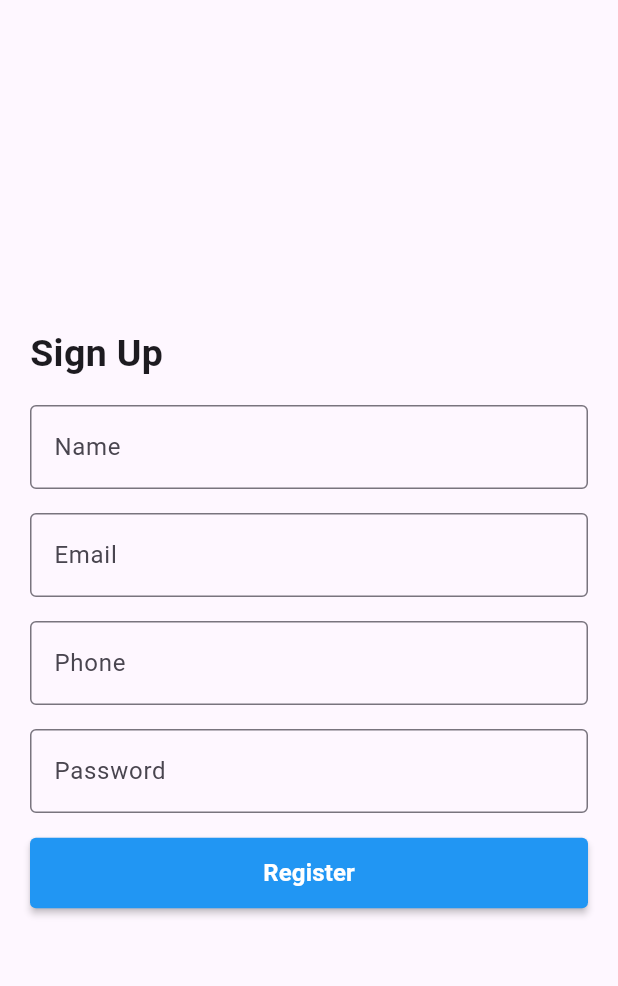
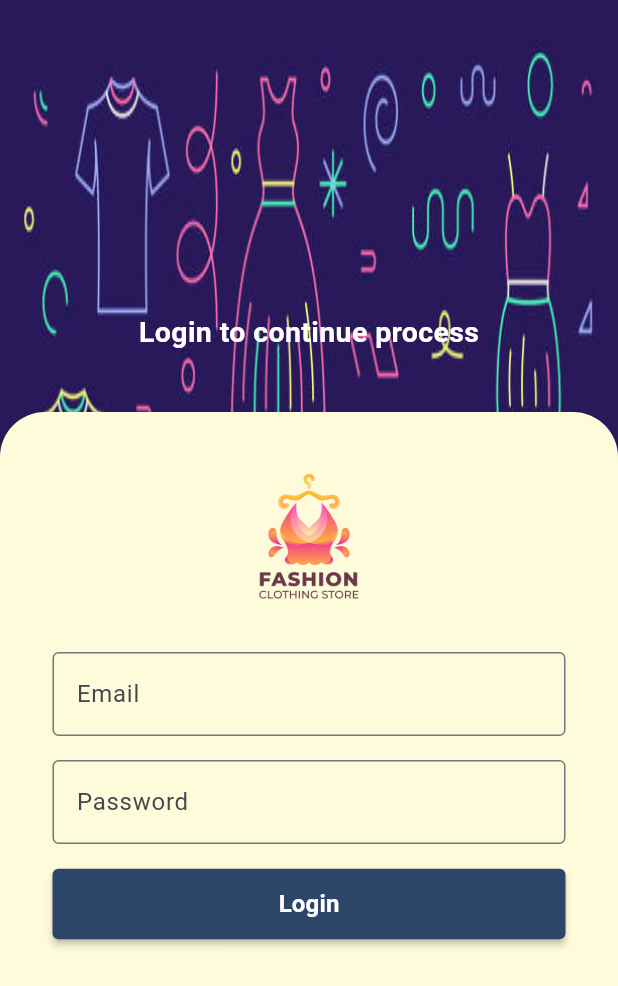
Before and after one commit to HassanElshazlyEida/flutter-ecommerce-api, a Flutter app: the screen it shows after launch, on a phone screen of 412 x 824 dp. Shown: the top 986 px of the screen. Run offline on Flutter 3.47's test engine with Material 3 defaults, Android fonts, the phone set to English and light mode, and no system bars; our stand-ins replace flutter_bloc.

Commit message:
✨ New Feature: Login widget

```diff
--- a/lib/Helpers/helpers.dart
+++ b/lib/Helpers/helpers.dart
@@ -1,4 +1,35 @@
+
+import 'package:flutter/material.dart';
 
 class Helpers {
   static String apiUrl = 'https://student.valuxapps.com/api';
+
+  static TextFormField formField({required TextEditingController controller, required String hint, String? label, bool? isPassword}){
+  return TextFormField(
+    controller: controller,
+    validator: (value) {
+      if (value!.isEmpty) {
+        return 'Please enter your ${label ?? hint}';
+      }
+      return null;
+    },
+    obscureText: isPassword ?? false,
+    decoration:  InputDecoration(
+      border: const OutlineInputBorder(),
+      labelText: label,
+      hintText: hint,
+    ),
+  );
+  }
+  static AlertDialog errorDialog({required BuildContext context, required String message}){
+    return AlertDialog(
+      content: Text(message,style: const  TextStyle(color: Colors.white)),
+      backgroundColor: Colors.red,
+      actions: [
+        TextButton(onPressed: () {
+          Navigator.pop(context);
+        }, child: const Center(child:  Text('OK')))
+      ],
+    );
+  }
 }
--- a/lib/main.dart
+++ b/lib/main.dart
@@ -1,6 +1,7 @@
 import 'package:flutter/material.dart';
-import 'package:flutter_ecommerce/modules/screens/auth/register.dart';
-import 'package:flutter_ecommerce/modules/screens/splash/splash_screen.dart';
+import 'package:flutter_bloc/flutter_bloc.dart';
+import 'package:flutter_ecommerce/modules/screens/auth/auth_cubit/auth_cubit.dart';
+import 'package:flutter_ecommerce/modules/screens/auth/login.dart';
 
 void main() {
   runApp(const MyApp());
@@ -11,9 +12,14 @@ class MyApp extends StatelessWidget {
 
   @override
   Widget build(BuildContext context) {
-    return  MaterialApp(
-      title: 'Flutter Demo',
-      home: Register()
+    return  MultiBlocProvider(
+      providers: [
+        BlocProvider(create: (context) => AuthCubit()),
+      ],
+      child: const MaterialApp(
+        title: 'Flutter Demo',
+        home: Login()
+      ),
     );
   }
 }
--- a/lib/modules/screens/auth/auth_cubit/auth_cubit.dart
+++ b/lib/modules/screens/auth/auth_cubit/auth_cubit.dart
@@ -8,17 +8,27 @@ import 'package:flutter_ecommerce/modules/screens/auth/auth_cubit/auth_states.da
 class AuthCubit extends Cubit<AuthStates> {
   AuthCubit() : super(AuthInitialState());
 
-  void register({required String name,required String email,required String phone , required String password}) async {
+  void register({required String name, required String email, required String phone, required String password}) async {
+    await _authenticate('register', {
+      'email': email,
+      'name': name,
+      'phone': phone,
+      'password': password,
+    });
+  }
+
+  void login({required String email, required String password}) async {
+    await _authenticate('login', {
+      'email': email,
+      'password': password,
+    });
+  }
+  Future<void> _authenticate(String endpoint, Map<String, String> body) async {
     emit(AuthLoadingState());
     try {
       final response = await http.post(
-        Uri.parse('${Helpers.apiUrl}/register'),
-        body: {
-          'email': email,
-          'name': name,
-          'phone': phone,
-          'password': password,
-        },
+        Uri.parse('${Helpers.apiUrl}/$endpoint'),
+        body: body,
         headers: {
           'lang': 'en',
         }
@@ -33,4 +43,6 @@ class AuthCubit extends Cubit<AuthStates> {
       emit(AuthErrorState('Unknown error occur'));
     }
   }
+
+
 }
--- /dev/null
+++ b/lib/modules/screens/auth/login.dart
@@ -0,0 +1,135 @@
+import 'package:flutter/material.dart';
+import 'package:flutter_bloc/flutter_bloc.dart';
+import 'package:flutter_ecommerce/Helpers/helpers.dart';
+import 'package:flutter_ecommerce/modules/screens/auth/auth_cubit/auth_cubit.dart';
+import 'package:flutter_ecommerce/modules/screens/auth/auth_cubit/auth_states.dart';
+import 'package:flutter_ecommerce/modules/screens/home/home_screen.dart';
+import 'package:flutter_ecommerce/shared/style/colors.dart';
+
+class Login extends StatelessWidget {
+  const Login({super.key});
+
+  @override
+  Widget build(BuildContext context) {
+    final emailController = TextEditingController();
+    final passwordController = TextEditingController();
+
+    final formKey = GlobalKey<FormState>();
+
+    return BlocConsumer<AuthCubit, AuthStates>(
+      listener: (context, state) {
+        if (state is AuthErrorState) {
+          showDialog(
+              context: context,
+              builder: (context) => Helpers.errorDialog(context: context, message: state.message)
+          );
+        }else if (state is AuthAuthenticatedState) {
+          Navigator.pushReplacement(context, MaterialPageRoute(builder: (context) => const HomeScreen()));
+        }
+      },
+      builder: (context, state) {
+        return BlocBuilder<AuthCubit, AuthStates>(
+          builder: (context, state) {
+            return Scaffold(
+                body: Container(
+              height: double.infinity,
+              width: double.infinity,
+              decoration: const BoxDecoration(
+                image: DecorationImage(
+                  image: AssetImage('images/background.jpg'),
+                  fit: BoxFit.fill,
+                ),
+              ),
+              child: Column(
+                children: [
+                  Expanded(
+                    flex: 1,
+                    child: Center(
+                      child: Container(
+                        alignment: Alignment.bottomCenter,
+                        padding: const EdgeInsets.only(bottom: 40),
+                        child: const Text(
+                          "Login to continue process",
+                          style: TextStyle(
+                              color: Colors.white,
+                              fontSize: 19,
+                              fontWeight: FontWeight.bold),
+                        ),
+                      ),
+                    ),
+                  ),
+                  Expanded(
+                      flex: 2,
+                      child: Container(
+                        padding: const EdgeInsets.symmetric(horizontal: 35),
+                        width: double.infinity,
+                        decoration: const BoxDecoration(
+                          color: thirdColor,
+                          borderRadius: BorderRadius.only(
+                              topLeft: Radius.circular(30),
+                              topRight: Radius.circular(30)),
+                        ),
+                        child: Form(
+                          key: formKey,
+                          child: Padding(
+                              padding: const EdgeInsets.symmetric(vertical: 10),
+                              child: ListView(
+                                children: [
+                                  Center(
+                                      child: Image.asset('images/logo.png',
+                                          height: 150, width: 150)),
+                                  Helpers.formField(
+                                      controller: emailController,
+                                      label: 'Email',
+                                      hint: 'Enter your email'),
+                                  const SizedBox(
+                                    height: 16.0,
+                                  ),
+                                  Helpers.formField(
+                                      controller: passwordController,
+                                      label: 'Password',
+                                      hint: 'Enter your password',
+                                      isPassword: true),
+                                  const SizedBox(
+                                    height: 16.0,
+                                  ),
+                                  MaterialButton(
+                                    onPressed: () {
+                                      if (formKey.currentState!.validate()) {
+                                        BlocProvider.of<AuthCubit>(context)
+                                            .login(
+                                          email: emailController.text,
+                                          password: passwordController.text,
+                                        );
+                                      }
+                                    },
+                                    textColor: Colors.white,
+                                    shape: RoundedRectangleBorder(
+                                        borderRadius:
+                                            BorderRadius.circular(4.0)),
+                                    padding: const EdgeInsets.symmetric(
+                                        vertical: 12.0),
+                                    minWidth: double.infinity,
+                                    color: mainColor,
+                                    child: Text(
+                                      state is AuthLoadingState
+                                          ? "Loading ..."
+                                          : "Login",
+                                      style: const TextStyle(
+                                          fontSize: 16.0,
+                                          fontWeight: FontWeight.bold),
+                                    ),
+                                  ),
+                                ],
+                              )),
+                        ),
+                      ))
+                ],
+              ),
+            ));
+          },
+        );
+      },
+    );
+  }
+}
--- a/lib/modules/screens/auth/register.dart
+++ b/lib/modules/screens/auth/register.dart
@@ -1,8 +1,10 @@
 import 'package:flutter/material.dart';
 import 'package:flutter_bloc/flutter_bloc.dart';
+import 'package:flutter_ecommerce/Helpers/helpers.dart';
 import 'package:flutter_ecommerce/modules/screens/auth/auth_cubit/auth_cubit.dart';
 import 'package:flutter_ecommerce/modules/screens/auth/auth_cubit/auth_states.dart';
 import 'package:flutter_ecommerce/modules/screens/home/home_screen.dart';
+import 'package:flutter_ecommerce/shared/style/colors.dart';
 
 class Register extends StatelessWidget {
   Register({super.key});
@@ -20,17 +22,10 @@ class Register extends StatelessWidget {
       child: BlocConsumer<AuthCubit,AuthStates>(
         listener: (context, state) {
           if (state is AuthErrorState) {
-            showDialog(context: context, builder: (context) {
-              return AlertDialog(
-                content: Text(state.message,style: const  TextStyle(color: Colors.white)),
-                backgroundColor: Colors.red,
-                actions: [
-                  TextButton(onPressed: () {
-                    Navigator.pop(context);
-                  }, child: const Center(child:  Text('OK')))
-                ],
-              );
-            });
+            showDialog(
+                context: context,
+                builder: (context) => Helpers.errorDialog(context: context, message: state.message)
+            );
           }else if (state is AuthAuthenticatedState) {
             Navigator.pushReplacement(context, MaterialPageRoute(builder: (context) => const HomeScreen()));
           }
@@ -47,13 +42,13 @@ class Register extends StatelessWidget {
                   children: [
                     const Text('Sign Up',style: TextStyle(fontSize: 25.0,fontWeight: FontWeight.bold),),
                     const SizedBox(height: 16.0,),
-                    _textFieldItem(controller: nameController, label: 'Name', hint : 'Enter your name'),
+                    Helpers.formField(controller: nameController, label: 'Name', hint : 'Enter your name'),
                     const SizedBox(height: 16.0,),
-                    _textFieldItem(controller: emailController, label: 'Email', hint : 'Enter your email'),
+                    Helpers.formField(controller: emailController, label: 'Email', hint : 'Enter your email'),
                     const SizedBox(height: 16.0,),
-                    _textFieldItem(controller: phoneController, label: 'Phone', hint : 'Enter your phone'),
+                    Helpers.formField(controller: phoneController, label: 'Phone', hint : 'Enter your phone'),
                     const SizedBox(height: 16.0,),
-                    _textFieldItem(controller: passwordController, label: 'Password',hint  : 'Enter your password', isPassword: true),
+                    Helpers.formField(controller: passwordController, label: 'Password',hint  : 'Enter your password', isPassword: true),
                     const SizedBox(height: 16.0,),
                     MaterialButton(
                       onPressed: (){
@@ -70,7 +65,7 @@ class Register extends StatelessWidget {
                       shape: RoundedRectangleBorder(borderRadius: BorderRadius.circular(4.0)),
                       padding: const EdgeInsets.symmetric(vertical: 12.0),
                       minWidth: double.infinity,
-                      color: Colors.blue,
+                      color: mainColor,
                       child:  Text(state is AuthLoadingState ? "Loading ...": "Register",style: const TextStyle(fontSize: 16.0,fontWeight: FontWeight.bold),),
                     ),
                   ],
@@ -83,21 +78,3 @@ class Register extends StatelessWidget {
     );
   }
 }
-
-Widget _textFieldItem({required TextEditingController controller, required String hint, String? label, bool? isPassword}) {
-  return TextFormField(
-    controller: controller,
-    validator: (value) {
-      if (value!.isEmpty) {
-        return 'Please enter your ${label ?? hint}';
-      }
-      return null;
-    },
-    obscureText: isPassword ?? false,
-    decoration:  InputDecoration(
-      border: const OutlineInputBorder(),
-      labelText: label,
-      hintText: hint,
-    ),
-  );
-}
--- /dev/null
+++ b/lib/shared/style/colors.dart
@@ -0,0 +1,6 @@
+import 'dart:ui';
+
+const mainColor =  Color(0xff2d4569);
+const secondColor =  Color(0xff819f7f);
+const thirdColor =  Color(0xfffdfbda);
+const fourthColor =  Color(0xffd3d0a8);
```
Also changed, not shown: images/background.jpg (added).
